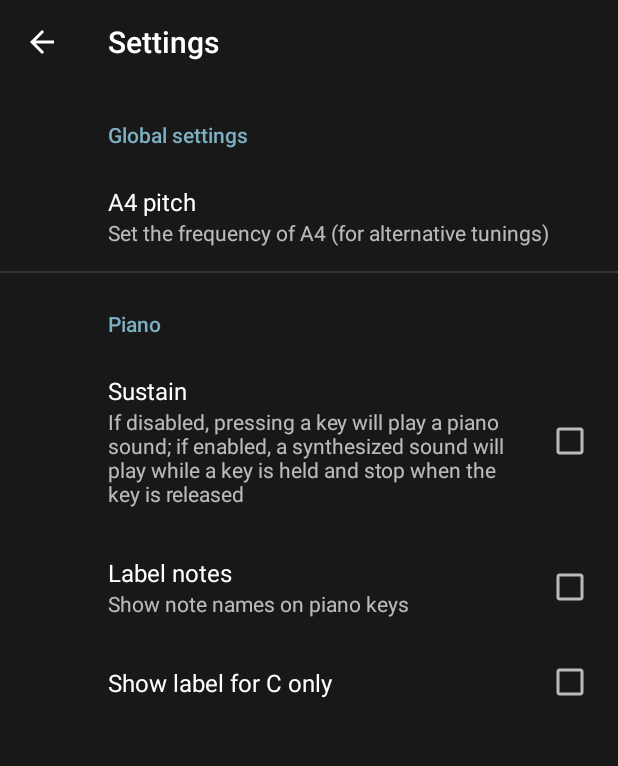
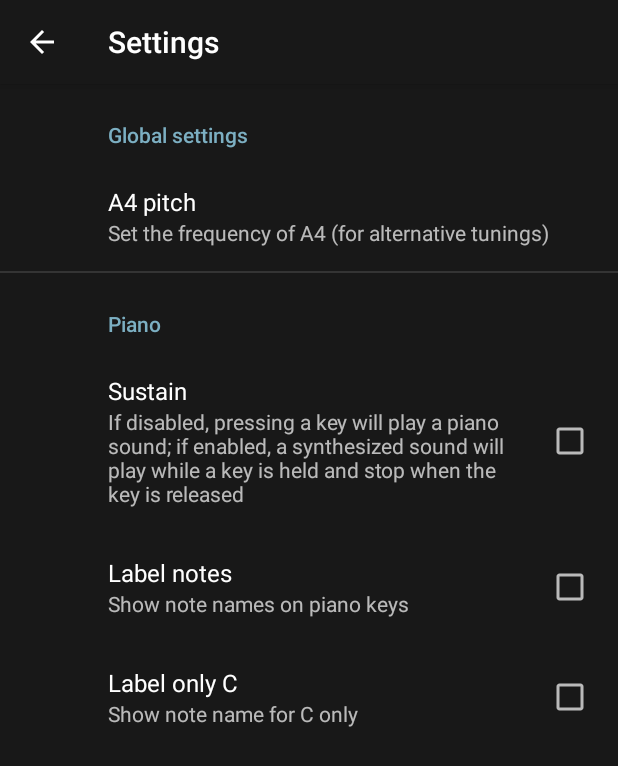
Before and after one commit to tckmn/semitone, an Android app: the SettingsFragment screen opened directly, with no data from a screen before it, on a phone screen of 412 x 824 dp. Shown: the top 766 px of the screen. Run offline under Robolectric (Android 15) with nearby library versions, the phone set to English and light mode, and no system bars; our stand-ins replace androidx.preference.

Commit message:
cleanup of PR'd code

```diff
--- a/src/main/res/layout-land/piano.xml
+++ b/src/main/res/layout-land/piano.xml
@@ -45,6 +45,7 @@
                 android:layout_height="wrap_content"
                 android:src="@drawable/remove_circle_24"
                 android:padding="5dp" />
+
             <android.widget.Space
                 android:layout_width="0dp"
                 android:layout_height="wrap_content"
--- a/src/main/res/values/strings.xml
+++ b/src/main/res/values/strings.xml
@@ -20,7 +20,8 @@
 
     <string name="labelnotes_title">Label notes</string>
     <string name="labelnotes_summary">Show note names on piano keys</string>
-    <string name="labelnoteslight_title">Show label for C only</string>
+    <string name="labelc_title">Label only C</string>
+    <string name="labelc_summary">Show note name for C only</string>
 
     <!-- ABOUT -->
 
--- a/src/main/res/xml/settings.xml
+++ b/src/main/res/xml/settings.xml
@@ -27,12 +27,13 @@
         <CheckBoxPreference
             android:key="labelnotes"
             android:title="@string/labelnotes_title"
-            android:summary="@string/labelnotes_summary"/>
+            android:summary="@string/labelnotes_summary" />
 
         <CheckBoxPreference
             android:dependency="labelnotes"
-            android:key="labelnoteslight"
-            android:title="@string/labelnoteslight_title"/>
+            android:key="labelc"
+            android:title="@string/labelc_title"
+            android:summary="@string/labelc_summary" />
 
     </PreferenceCategory>
 
```
Also changed, not shown: src/main/java/mn.tck.semitone/PianoFragment.java (+8 -14 lines), src/main/java/mn.tck.semitone/PianoView.java (+11 -30 lines), 1 other file.
